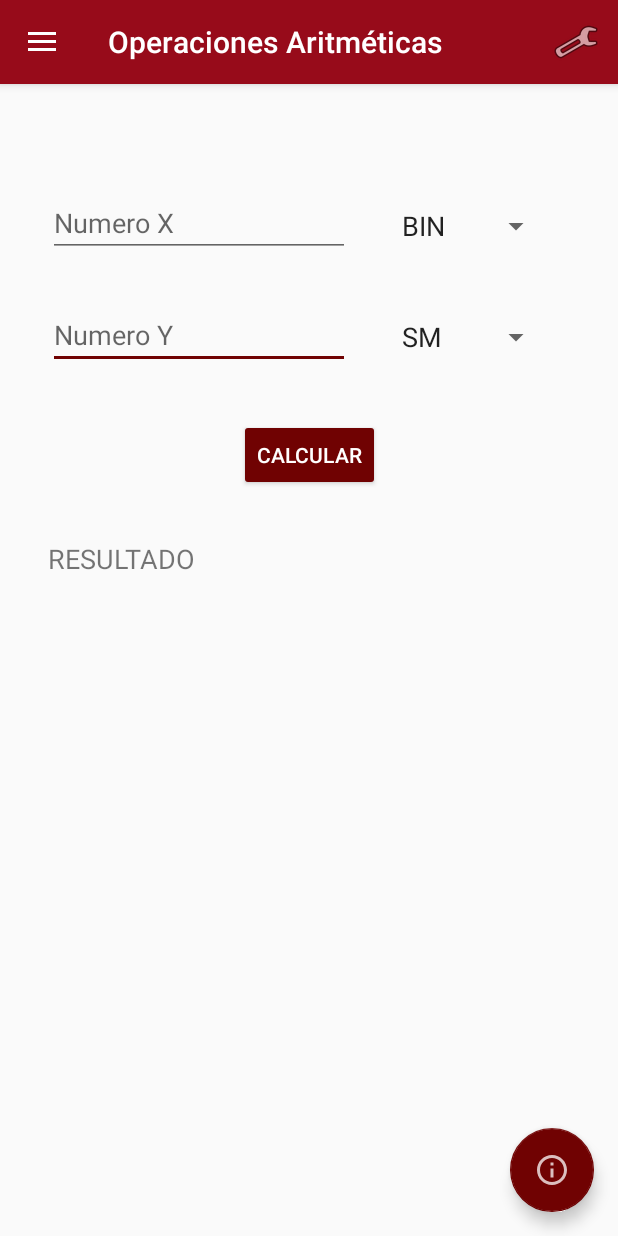
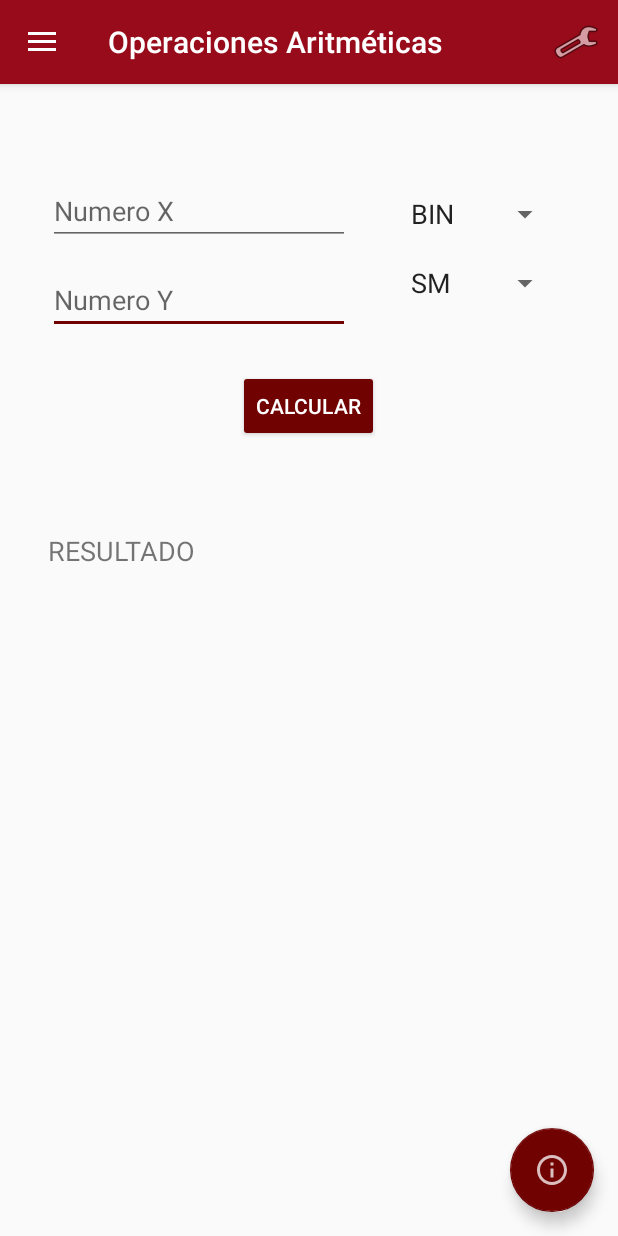
Before and after one commit to tscandalitta/OrgApp, an Android app: the screen it shows after launch (MainActivity), in the side drawer, after a tap on "Operaciones Aritméticas", on a phone screen of 412 x 824 dp. Run offline under Robolectric (Android 15) with nearby library versions, the phone set to English and light mode, and no system bars.

Commit message:
fix visual

```diff
--- a/app/src/main/res/layout/fragment_operaciones_aritmeticas.xml
+++ b/app/src/main/res/layout/fragment_operaciones_aritmeticas.xml
@@ -1,6 +1,5 @@
 <?xml version="1.0" encoding="utf-8"?>
-<android.support.constraint.ConstraintLayout
-    xmlns:android="http://schemas.android.com/apk/res/android"
+<android.support.constraint.ConstraintLayout xmlns:android="http://schemas.android.com/apk/res/android"
     xmlns:app="http://schemas.android.com/apk/res-auto"
     xmlns:tools="http://schemas.android.com/tools"
     android:id="@+id/botonConvertir"
@@ -12,52 +11,43 @@
         style="@style/Resultados"
         android:layout_width="256dp"
         android:layout_height="wrap_content"
-        android:layout_marginTop="304dp"
-        android:layout_marginBottom="8dp"
+        android:layout_marginTop="60dp"
         android:autofillHints=""
         android:ems="10"
-        app:layout_constraintBottom_toBottomOf="parent"
         app:layout_constraintEnd_toEndOf="parent"
         app:layout_constraintHorizontal_bias="1.0"
         app:layout_constraintStart_toStartOf="parent"
-        app:layout_constraintTop_toTopOf="parent"
-        app:layout_constraintVertical_bias="0.0" />
+        app:layout_constraintTop_toBottomOf="@+id/botonCalcular" />
 
     <TextView
         android:id="@+id/txtBase1"
         android:layout_width="wrap_content"
         android:layout_height="wrap_content"
         android:layout_marginStart="32dp"
-        android:layout_marginTop="304dp"
-        android:layout_marginEnd="8dp"
+        android:layout_marginTop="60dp"
         android:text="@string/resultado"
         android:textSize="18sp"
-        app:layout_constraintEnd_toStartOf="@+id/txtNroResultado"
-        app:layout_constraintHorizontal_bias="0.0"
         app:layout_constraintStart_toStartOf="parent"
-        app:layout_constraintTop_toTopOf="parent" />
+        app:layout_constraintTop_toBottomOf="@+id/botonCalcular" />
 
     <EditText
         android:id="@+id/txtNroY"
         android:layout_width="201dp"
         android:layout_height="43dp"
         android:layout_marginStart="32dp"
-        android:layout_marginTop="8dp"
-        android:layout_marginBottom="8dp"
+        android:layout_marginTop="16dp"
         android:ems="10"
         android:hint="@string/num_y"
-        app:layout_constraintBottom_toBottomOf="parent"
+        android:inputType=""
         app:layout_constraintStart_toStartOf="parent"
-        app:layout_constraintTop_toBottomOf="@+id/txtNroX"
-        app:layout_constraintVertical_bias="0.039"
-        android:inputType="" />
+        app:layout_constraintTop_toBottomOf="@+id/txtNroX" />
 
     <EditText
         android:id="@+id/txtNroX"
         android:layout_width="201dp"
         android:layout_height="43dp"
         android:layout_marginStart="32dp"
-        android:layout_marginTop="72dp"
+        android:layout_marginTop="64dp"
         android:ems="10"
         android:hint="@string/num_x"
         app:layout_constraintStart_toStartOf="parent"
@@ -67,42 +57,30 @@
         android:id="@+id/spinnerSistemaOperacion"
         android:layout_width="110dp"
         android:layout_height="46dp"
-        android:layout_marginStart="32dp"
-        android:layout_marginTop="8dp"
-        android:layout_marginEnd="52dp"
-        android:layout_marginBottom="8dp"
-        app:layout_constraintBottom_toBottomOf="parent"
+        android:layout_marginEnd="8dp"
         app:layout_constraintEnd_toEndOf="parent"
         app:layout_constraintStart_toEndOf="@+id/txtNroY"
-        app:layout_constraintTop_toBottomOf="@+id/spinnerBaseOperacion"
-        app:layout_constraintVertical_bias="0.034" />
+        app:layout_constraintTop_toBottomOf="@+id/spinnerBaseOperacion" />
 
     <Spinner
         android:id="@+id/spinnerBaseOperacion"
         android:layout_width="110dp"
         android:layout_height="46dp"
-        android:layout_marginStart="32dp"
-        android:layout_marginTop="72dp"
-        android:layout_marginEnd="52dp"
-        android:layout_marginBottom="8dp"
-        app:layout_constraintBottom_toBottomOf="parent"
+        android:layout_marginTop="64dp"
+        android:layout_marginEnd="8dp"
         app:layout_constraintEnd_toEndOf="parent"
         app:layout_constraintStart_toEndOf="@+id/txtNroX"
-        app:layout_constraintTop_toTopOf="parent"
-        app:layout_constraintVertical_bias="0.0" />
+        app:layout_constraintTop_toTopOf="parent" />
 
     <Button
         android:id="@+id/botonCalcular"
         style="@style/Widget.AppCompat.Button.Colored"
         android:layout_width="wrap_content"
         android:layout_height="wrap_content"
-        android:layout_marginStart="8dp"
-        android:layout_marginTop="8dp"
-        android:layout_marginEnd="8dp"
-        android:layout_marginBottom="8dp"
+        android:layout_marginTop="24dp"
         android:text="@string/calcular"
-        app:layout_constraintBottom_toTopOf="@+id/txtNroResultado"
         app:layout_constraintEnd_toEndOf="parent"
+        app:layout_constraintHorizontal_bias="0.498"
         app:layout_constraintStart_toStartOf="parent"
         app:layout_constraintTop_toBottomOf="@+id/txtNroY" />
 </android.support.constraint.ConstraintLayout>
```
Also changed, not shown: app/src/main/res/layout/fragment_cambio_de_base.xml (+8 -9 lines), app/src/main/res/layout/fragment_rangos.xml (+19 -20 lines), app/src/main/res/layout/fragment_sistemas_de_representacion.xml (+12 -21 lines), 1 other file.
